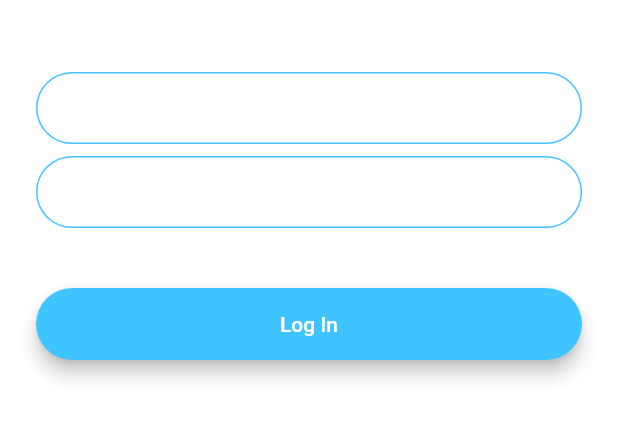
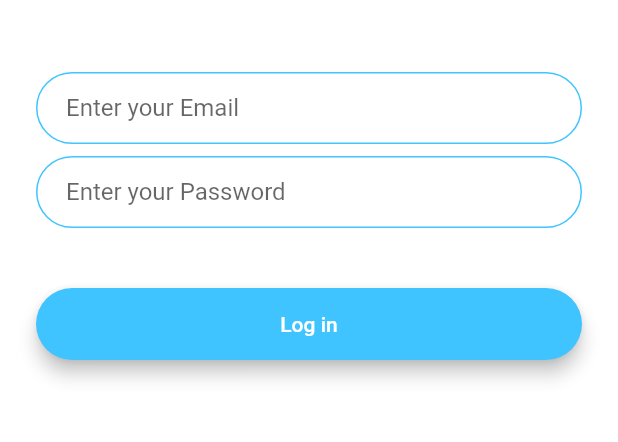
Before and after one commit to HassanDev1/flash-chat-flutter, a Flutter app: the screen it shows after launch, after a tap on "Log in", on a phone screen of 412 x 824 dp, the part 576-1018 px from its top. Run offline on Flutter 3.47's test engine with Material 2 defaults, Android fonts, the phone set to English and light mode, and no system bars; our stand-ins replace animated_text_kit.

Commit message:
removed themeData

```diff
--- a/lib/components/rounded_button.dart
+++ b/lib/components/rounded_button.dart
@@ -22,6 +22,9 @@ class RoundedButton extends StatelessWidget {
           height: 42.0,
           child: Text(
             title,
+            style: TextStyle(
+              color: Colors.white
+            ),
           ),
         ),
       ),
--- a/lib/constants.dart
+++ b/lib/constants.dart
@@ -17,3 +17,21 @@ const kMessageContainerDecoration = BoxDecoration(
     top: BorderSide(color: Colors.lightBlueAccent, width: 2.0),
   ),
 );
+const kTextFieldDecoration = InputDecoration(
+                hintText: '',
+                contentPadding:
+                    EdgeInsets.symmetric(vertical: 10.0, horizontal: 20.0),
+                border: OutlineInputBorder(
+                  borderRadius: BorderRadius.all(Radius.circular(32.0)),
+                ),
+                enabledBorder: OutlineInputBorder(
+                  borderSide:
+                      BorderSide(color: Colors.lightBlueAccent, width: 1.0),
+                  borderRadius: BorderRadius.all(Radius.circular(32.0)),
+                ),
+                focusedBorder: OutlineInputBorder(
+                  borderSide:
+                      BorderSide(color: Colors.lightBlueAccent, width: 2.0),
+                  borderRadius: BorderRadius.all(Radius.circular(32.0)),
+                ),
+              );
--- a/lib/main.dart
+++ b/lib/main.dart
@@ -16,11 +16,7 @@ class FlashChat extends StatelessWidget {
   @override
   Widget build(BuildContext context) {
     return MaterialApp(
-      theme: ThemeData.dark().copyWith(
-        textTheme: TextTheme(
-          body1: TextStyle(color: Colors.black54),
-        ),
-      ),
+
       initialRoute: WelcomeScreen.id,
       routes: {
         WelcomeScreen.id: (context)=>WelcomeScreen(),
--- a/lib/screens/login_screen.dart
+++ b/lib/screens/login_screen.dart
@@ -1,4 +1,7 @@
+import 'package:flash_chat/components/rounded_button.dart';
 import 'package:flutter/material.dart';
+
+import '../constants.dart';
 
 class LoginScreen extends StatefulWidget {
   static String id = "login_screen";
@@ -31,23 +34,8 @@ class _LoginScreenState extends State<LoginScreen> {
               onChanged: (value) {
                 //Do something with the user input.
               },
-              decoration: InputDecoration(
-                hintText: 'Enter your email',
-                contentPadding:
-                    EdgeInsets.symmetric(vertical: 10.0, horizontal: 20.0),
-                border: OutlineInputBorder(
-                  borderRadius: BorderRadius.all(Radius.circular(32.0)),
-                ),
-                enabledBorder: OutlineInputBorder(
-                  borderSide:
-                      BorderSide(color: Colors.lightBlueAccent, width: 1.0),
-                  borderRadius: BorderRadius.all(Radius.circular(32.0)),
-                ),
-                focusedBorder: OutlineInputBorder(
-                  borderSide:
-                      BorderSide(color: Colors.lightBlueAccent, width: 2.0),
-                  borderRadius: BorderRadius.all(Radius.circular(32.0)),
-                ),
+              decoration: kTextFieldDecoration.copyWith(
+                hintText: "Enter your Email"
               ),
             ),
             SizedBox(
@@ -57,45 +45,19 @@ class _LoginScreenState extends State<LoginScreen> {
               onChanged: (value) {
                 //Do something with the user input.
               },
-              decoration: InputDecoration(
-                hintText: 'Enter your password.',
-                contentPadding:
-                    EdgeInsets.symmetric(vertical: 10.0, horizontal: 20.0),
-                border: OutlineInputBorder(
-                  borderRadius: BorderRadius.all(Radius.circular(32.0)),
-                ),
-                enabledBorder: OutlineInputBorder(
-                  borderSide:
-                      BorderSide(color: Colors.lightBlueAccent, width: 1.0),
-                  borderRadius: BorderRadius.all(Radius.circular(32.0)),
-                ),
-                focusedBorder: OutlineInputBorder(
-                  borderSide:
-                      BorderSide(color: Colors.lightBlueAccent, width: 2.0),
-                  borderRadius: BorderRadius.all(Radius.circular(32.0)),
-                ),
+              decoration: kTextFieldDecoration.copyWith(
+                hintText: "Enter your Password"
               ),
             ),
             SizedBox(
               height: 24.0,
             ),
-            Padding(
-              padding: EdgeInsets.symmetric(vertical: 16.0),
-              child: Material(
-                color: Colors.lightBlueAccent,
-                borderRadius: BorderRadius.all(Radius.circular(30.0)),
-                elevation: 5.0,
-                child: MaterialButton(
-                  onPressed: () {
-                    //Implement login functionality.
-                  },
-                  minWidth: 200.0,
-                  height: 42.0,
-                  child: Text(
-                    'Log In',
-                  ),
-                ),
-              ),
+         RoundedButton(
+              title: "Log in",
+              onPressed:  () {
+            //implement login functionality;
+          },
+          colour: Colors.lightBlueAccent ,
             ),
           ],
         ),
--- a/lib/screens/registration_screen.dart
+++ b/lib/screens/registration_screen.dart
@@ -1,3 +1,4 @@
+import 'package:flash_chat/components/rounded_button.dart';
 import 'package:flutter/material.dart';
 
 class RegistrationScreen extends StatefulWidget {
@@ -75,24 +76,12 @@ class _RegistrationScreenState extends State<RegistrationScreen> {
             SizedBox(
               height: 24.0,
             ),
-            Padding(
-              padding: EdgeInsets.symmetric(vertical: 16.0),
-              child: Material(
-                color: Colors.blueAccent,
-                borderRadius: BorderRadius.all(Radius.circular(30.0)),
-                elevation: 5.0,
-                child: MaterialButton(
-                  onPressed: () {
-                    //Implement registration functionality.
+            RoundedButton(
+              title: 'Register',
+             onPressed: () {
+                    //implement registration functionality;
                   },
-                  minWidth: 200.0,
-                  height: 42.0,
-                  child: Text(
-                    'Register',
-                    style: TextStyle(color: Colors.white),
-                  ),
-                ),
-              ),
+          colour: Colors.blueAccent,
             ),
           ],
         ),
--- a/lib/screens/welcome_screen.dart
+++ b/lib/screens/welcome_screen.dart
@@ -21,15 +21,12 @@ class _WelcomeScreenState extends State<WelcomeScreen> with SingleTickerProvider
     controller = AnimationController(vsync: this,duration: Duration(seconds: 1));
     animation = ColorTween(begin:Colors.red,end: Colors.white).animate(controller);
 
-
     controller.forward();
-
-
     controller.addListener((){
       setState(() {
 
       });
-      print(controller.value);
+
     });
   }
 @override
```
